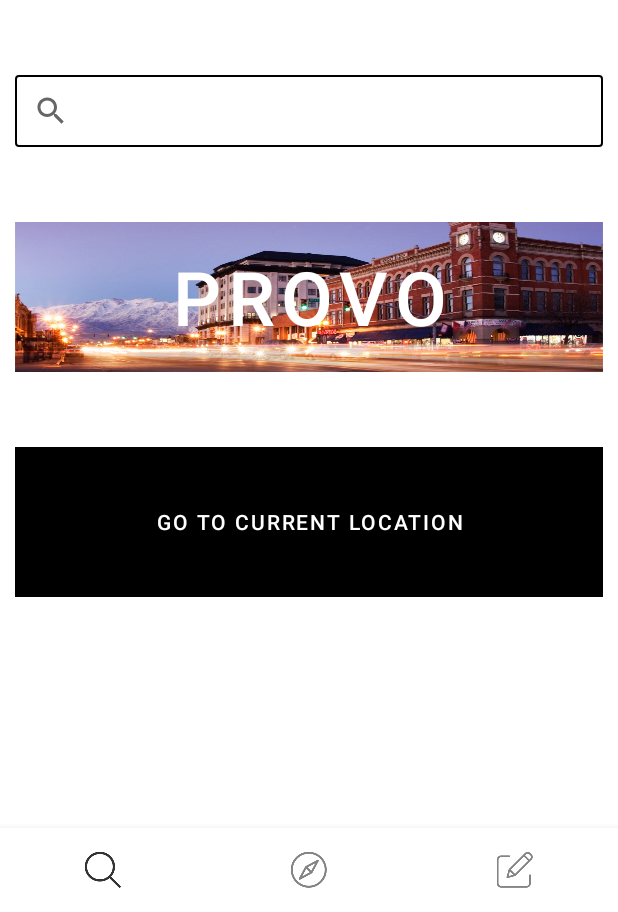
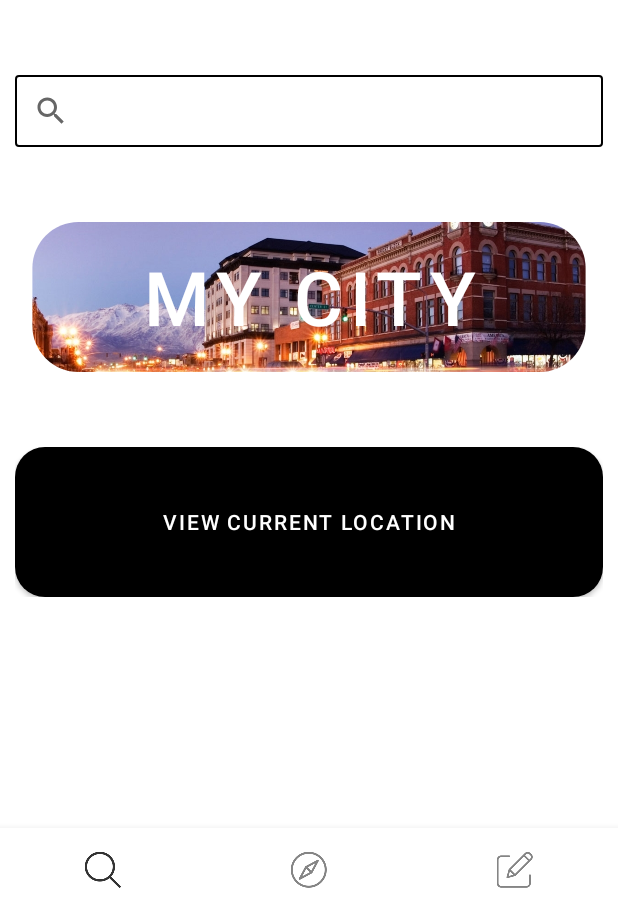
Before and after one commit to hongguanghe/CrimeReportApp, an Android app: the screen it shows after launch (MainActivity), on a phone screen of 412 x 824 dp, the part 324-1236 px from its top. Run offline under Robolectric (Android 15) with nearby library versions, the phone set to English and light mode, and no system bars; our stand-ins replace navigation-ui; Roboto replaces fonts that are not available here.

Commit message:
Add button listeners

```diff
--- a/app/src/main/java/com/example/crimereportapp/ui/search/SearchFragment.java
+++ b/app/src/main/java/com/example/crimereportapp/ui/search/SearchFragment.java
@@ -1,12 +1,18 @@
 package com.example.crimereportapp.ui.search;
 
+import android.graphics.Bitmap;
+import android.graphics.BitmapFactory;
 import android.os.Bundle;
 import android.view.LayoutInflater;
 import android.view.View;
 import android.view.ViewGroup;
+import android.widget.Button;
+import android.widget.ImageView;
 import android.widget.TextView;
 
 import androidx.annotation.NonNull;
+import androidx.core.graphics.drawable.RoundedBitmapDrawable;
+import androidx.core.graphics.drawable.RoundedBitmapDrawableFactory;
 import androidx.fragment.app.Fragment;
 import androidx.fragment.app.FragmentManager;
 import androidx.lifecycle.ViewModelProvider;
@@ -22,6 +28,32 @@ public class SearchFragment extends Fragment {
     public View onCreateView(@NonNull LayoutInflater inflater,
                              ViewGroup container, Bundle savedInstanceState) {
         View view = inflater.inflate(R.layout.fragment_search, container, false);
+
+        ImageView myCityImage = view.findViewById(R.id.myCityImage);
+
+        Bitmap bitmap = BitmapFactory.decodeResource(getResources(),R.drawable.provo);
+        RoundedBitmapDrawable img = RoundedBitmapDrawableFactory.create(getResources(), bitmap);
+        img.setCornerRadius(150);
+
+        myCityImage.setImageDrawable(img);
+
+        Button myCityButton = view.findViewById(R.id.myCityButton);
+        Button currentLocationButton = view.findViewById(R.id.currLocationButton);
+
+        myCityButton.setOnClickListener(v -> {
+            CityInfoFragment cif = new CityInfoFragment();
+            FragmentManager fm = getFragmentManager();
+            fm.beginTransaction().replace(R.id.nav_host_fragment_activity_main, cif).commit();
+        });
+
+        currentLocationButton.setOnClickListener(v -> {
+            CityInfoFragment cif = new CityInfoFragment();
+            FragmentManager fm = getFragmentManager();
+            fm.beginTransaction().replace(R.id.nav_host_fragment_activity_main, cif).commit();
+        });
+
+        return view;
+
         /*TextView sample = view.findViewById(R.id.text_home);
         sample.setOnClickListener(new View.OnClickListener() {
             @Override
@@ -32,8 +64,7 @@ public class SearchFragment extends Fragment {
             }
         });*/
 
-        return view;
-//        return root;
+//      return root;
     }
 
     @Override
--- a/app/src/main/res/layout/fragment_search.xml
+++ b/app/src/main/res/layout/fragment_search.xml
@@ -52,12 +52,14 @@
                 android:layout_height="wrap_content">
 
                 <ImageView
+                    android:id="@+id/myCityImage"
                     android:layout_width="match_parent"
-                    android:layout_height="100dp"
-                    android:background="@drawable/provo"/>
+                    android:layout_height="100dp">
+                </ImageView>
 
                 <Button
-                    android:text="Provo"
+                    android:id="@+id/myCityButton"
+                    android:text="@string/myCityName"
                     android:textColor="@color/white"
                     android:textSize="50sp"
                     android:layout_width="match_parent"
@@ -74,11 +76,12 @@
             android:layout_marginTop="50dp">
 
             <Button
-                android:text="Go to current location"
+                android:id="@+id/currLocationButton"
+                android:text="@string/view_current_location"
                 android:textColor="@color/white"
                 android:layout_width="match_parent"
                 android:layout_height="100dp"
-                android:background="@color/black"/>
+                android:background="@drawable/round_background_map"/>
         </LinearLayout>
 
     </LinearLayout>
--- a/app/src/main/res/values/strings.xml
+++ b/app/src/main/res/values/strings.xml
@@ -25,5 +25,7 @@
     <string name="location">Location</string>
     <string name="trend">Trend</string>
     <string name="summary">Summary</string>
+    <string name="myCityName">My City</string>
+    <string name="view_current_location">View Current Location</string>
 
 </resources>
```
Also changed, not shown: app/src/main/java/com/example/crimereportapp/CityInfoFragment.java (+0 -16 lines), app/src/main/res/drawable/provo.jpg.
